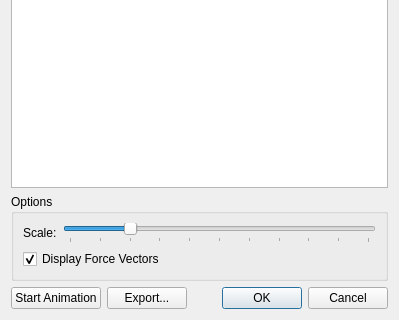
Before: the Qt Designer form libavogadro/src/extensions/vibrationdialog.ui in cryos/avogadro, drawn with Qt 5; both pictures show x 0 to 399 and y 139 to 459 of the 399 by 459 pixel window.
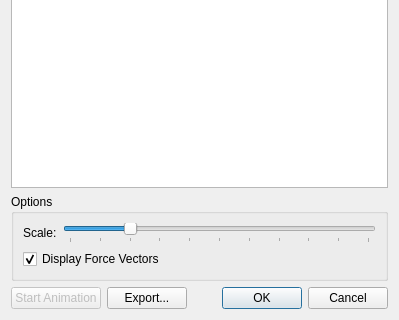
After: the same form once the commit is applied.

Commit message: Fixed segfault when starting vibration animation with no mode selected.

Diff of the .ui file:
```diff
--- a/libavogadro/src/extensions/vibrationdialog.ui
+++ b/libavogadro/src/extensions/vibrationdialog.ui
@@ -104,6 +104,9 @@
     <layout class="QHBoxLayout" name="horizontalLayout" >
      <item>
       <widget class="QPushButton" name="animationButton" >
+       <property name="enabled" >
+        <bool>false</bool>
+       </property>
        <property name="text" >
         <string>Start Animation</string>
        </property>
```
The commit also changes 1 other file.
